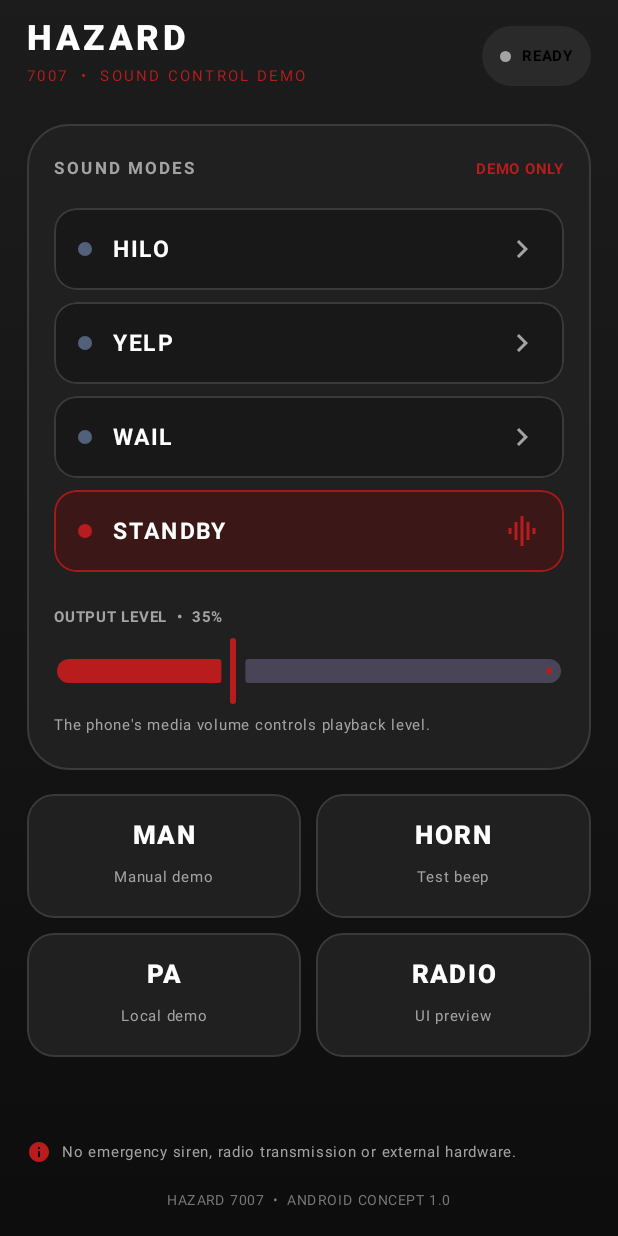
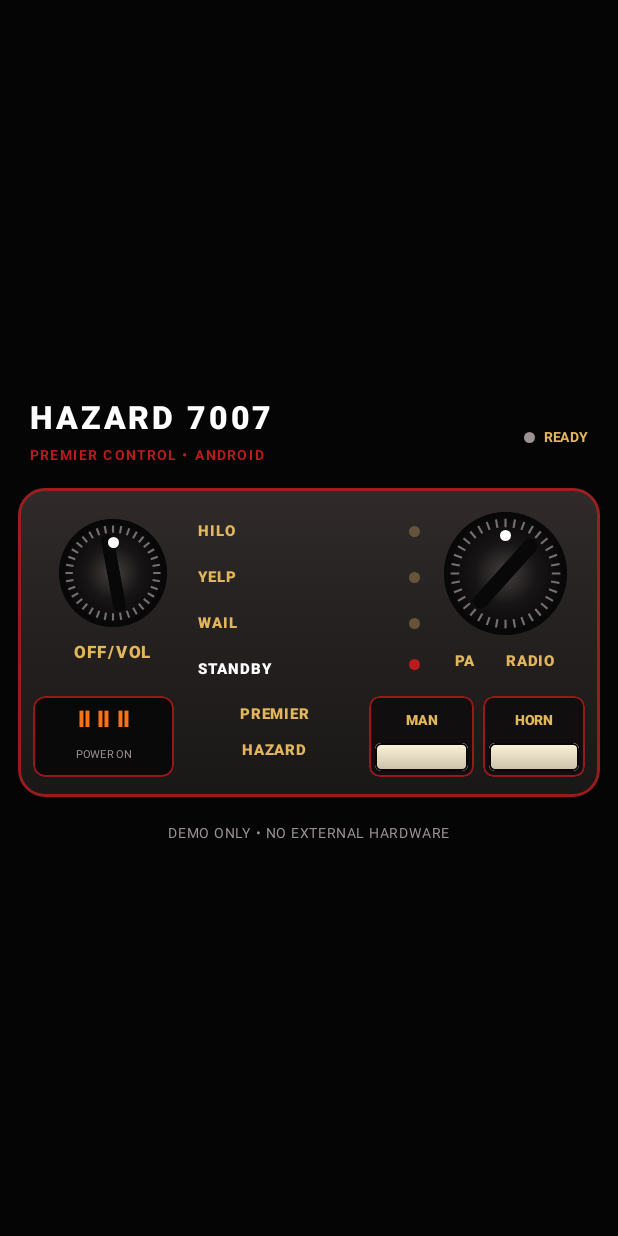
Before and after one commit to azelow09876543219-alt/sgu, an Android app built with Jetpack Compose: the screen it shows after launch (MainActivity), on a phone screen of 412 x 824 dp. Run offline under Robolectric (Android 15) with nearby library versions, the phone set to English and light mode, and no system bars.

Commit message:
Redesign Hazard 7007 interface as compact hardware control panel

```diff
--- a/app/src/main/java/com/example/hazard7007/MainActivity.kt
+++ b/app/src/main/java/com/example/hazard7007/MainActivity.kt
@@ -5,36 +5,41 @@ import android.media.ToneGenerator
 import android.os.Bundle
 import androidx.activity.ComponentActivity
 import androidx.activity.compose.setContent
+import androidx.compose.foundation.Canvas
 import androidx.compose.foundation.background
 import androidx.compose.foundation.border
 import androidx.compose.foundation.clickable
 import androidx.compose.foundation.layout.*
+import androidx.compose.foundation.shape.CircleShape
 import androidx.compose.foundation.shape.RoundedCornerShape
-import androidx.compose.material.icons.Icons
-import androidx.compose.material.icons.filled.*
 import androidx.compose.material3.*
 import androidx.compose.runtime.*
 import androidx.compose.ui.Alignment
 import androidx.compose.ui.Modifier
 import androidx.compose.ui.draw.clip
+import androidx.compose.ui.draw.rotate
 import androidx.compose.ui.graphics.Brush
 import androidx.compose.ui.graphics.Color
+import androidx.compose.ui.graphics.StrokeCap
 import androidx.compose.ui.text.font.FontWeight
 import androidx.compose.ui.unit.dp
 import androidx.compose.ui.unit.sp
-import kotlinx.coroutines.delay
 
-private val Bg = Color(0xFF151515)
-private val Panel = Color(0xFF202020)
-private val Cyan = Color(0xFFB91C1C)
-private val Muted = Color(0xFFA3A3A3)
+private val Bg = Color(0xFF050505)
+private val Panel = Color(0xFF242020)
+private val PanelInner = Color(0xFF171515)
+private val Red = Color(0xFFB91C1C)
+private val Orange = Color(0xFFF97316)
+private val GoldText = Color(0xFFE2B65C)
+private val Muted = Color(0xFF9B9292)
 
 class MainActivity : ComponentActivity() {
     private var tone: ToneGenerator? = null
     override fun onCreate(savedInstanceState: Bundle?) {
         super.onCreate(savedInstanceState)
         tone = ToneGenerator(AudioManager.STREAM_MUSIC, 35)
-        setContent { HazardApp(
+        setContent {
+            HazardApp(
                 onDemoTone = { mode ->
                     val t = tone ?: return@HazardApp
                     when (mode) {
@@ -42,129 +47,262 @@ class MainActivity : ComponentActivity() {
                         "YELP" -> t.startTone(ToneGenerator.TONE_PROP_ACK, 160)
                         "WAIL" -> t.startTone(ToneGenerator.TONE_PROP_BEEP, 220)
                         "HORN" -> t.startTone(ToneGenerator.TONE_PROP_BEEP2, 250)
+                        "PA" -> t.startTone(ToneGenerator.TONE_PROP_BEEP, 100)
                         else -> t.startTone(ToneGenerator.TONE_PROP_BEEP, 100)
                     }
                 },
                 onStop = { tone?.stopTone() }
-        ) }
+            )
         }
-    override fun onDestroy() { tone?.release(); tone = null; super.onDestroy() }
+    }
+    override fun onDestroy() {
+        tone?.release()
+        tone = null
+        super.onDestroy()
+    }
 }
 
 @Composable
 fun HazardApp(onDemoTone: (String) -> Unit, onStop: () -> Unit) {
+    val modes = listOf("HILO", "YELP", "WAIL", "STANDBY")
     var selected by remember { mutableStateOf("STANDBY") }
     var volume by remember { mutableFloatStateOf(35f) }
+    var power by remember { mutableStateOf(true) }
     var manual by remember { mutableStateOf(false) }
     var radio by remember { mutableStateOf(false) }
-    var running by remember { mutableStateOf(false) }
+    var pa by remember { mutableStateOf(false) }
+    val running = power && selected != "STANDBY"
 
     MaterialTheme(colorScheme = darkColorScheme(
-        background = Bg, surface = Panel, primary = Cyan, onBackground = Color.White,
-        onSurface = Color.White
+        background = Bg, surface = Panel, primary = Red,
+        onBackground = Color.White, onSurface = Color.White
     )) {
-        Box(Modifier.fillMaxSize().background(
-            Brush.verticalGradient(listOf(Color(0xFF1C1C1C), Bg, Color(0xFF0D0D0D)))
-        )) {
+        Box(
+            Modifier.fillMaxSize().background(Bg).padding(horizontal = 12.dp),
+            contentAlignment = Alignment.Center
+        ) {
             Column(
-                Modifier.fillMaxSize().statusBarsPadding().navigationBarsPadding()
-                    .padding(horizontal = 18.dp, vertical = 12.dp),
+                Modifier.fillMaxWidth(),
                 horizontalAlignment = Alignment.CenterHorizontally
             ) {
-                Row(Modifier.fillMaxWidth(), verticalAlignment = Alignment.CenterVertically) {
+                Row(
+                    Modifier.fillMaxWidth().padding(horizontal = 8.dp, vertical = 10.dp),
+                    verticalAlignment = Alignment.CenterVertically
+                ) {
                     Column(Modifier.weight(1f)) {
-                        Text("HAZARD", color = Color.White, fontSize = 23.sp, fontWeight = FontWeight.Black, letterSpacing = 3.sp)
-                        Text("7007  •  SOUND CONTROL DEMO", color = Cyan, fontSize = 10.sp, letterSpacing = 1.5.sp)
+                        Text("HAZARD 7007", color = Color.White, fontSize = 21.sp,
+                            fontWeight = FontWeight.Black, letterSpacing = 2.5.sp)
+                        Text("PREMIER CONTROL • ANDROID", color = Red,
+                            fontSize = 9.sp, letterSpacing = 1.5.sp, fontWeight = FontWeight.Bold)
                     }
-                    Surface(color = Color(0xFF2A2A2A), shape = RoundedCornerShape(50)) {
-                        Row(Modifier.padding(horizontal = 12.dp, vertical = 8.dp), verticalAlignment = Alignment.CenterVertically) {
-                            Box(Modifier.size(7.dp).clip(RoundedCornerShape(50)).background(if (running) Color(0xFFF97316) else Muted))
-                            Spacer(Modifier.width(7.dp))
-                            Text(if (running) "ACTIVE" else "READY", fontSize = 10.sp, fontWeight = FontWeight.Bold)
+                    Row(verticalAlignment = Alignment.CenterVertically) {
+                        Box(Modifier.size(7.dp).clip(CircleShape)
+                            .background(if (running) Orange else Muted))
+                        Spacer(Modifier.width(6.dp))
+                        Text(if (!power) "OFF" else if (running) "ACTIVE" else "READY",
+                            color = GoldText, fontSize = 9.sp, fontWeight = FontWeight.Bold)
+                    }
+                }
+
+                Column(
+                    Modifier.fillMaxWidth()
+                        .clip(RoundedCornerShape(18.dp))
+                        .background(Brush.verticalGradient(listOf(Color(0xFF302A2A), Panel, Color(0xFF1A1717))))
+                        .border(2.dp, Red.copy(alpha = .8f), RoundedCornerShape(18.dp))
+                        .padding(horizontal = 10.dp, vertical = 13.dp)
+                ) {
+                    Row(
+                        Modifier.fillMaxWidth().height(116.dp),
+                        verticalAlignment = Alignment.CenterVertically
+                    ) {
+                        Column(
+                            Modifier.weight(1f),
+                            horizontalAlignment = Alignment.CenterHorizontally
+                        ) {
+                            RotaryDial(
+                                rotation = -35f + (volume / 100f * 70f),
+                                modifier = Modifier.size(72.dp),
+                                onClick = { volume = if (volume >= 90f) 10f else volume + 10f }
+                            )
+                            Spacer(Modifier.height(5.dp))
+                            Text("OFF/VOL", color = GoldText, fontSize = 11.sp,
+                                fontWeight = FontWeight.Black, letterSpacing = 1.2.sp)
+                        }
+
+                        Column(
+                            Modifier.weight(1.45f),
+                            horizontalAlignment = Alignment.CenterHorizontally,
+                            verticalArrangement = Arrangement.Center
+                        ) {
+                            modes.forEach { mode ->
+                                Row(
+                                    Modifier.fillMaxWidth().clip(RoundedCornerShape(6.dp))
+                                        .clickable {
+                                            if (power) {
+                                                selected = mode
+                                                manual = false
+                                                if (mode == "STANDBY") onStop() else onDemoTone(mode)
+                                            }
+                                        }.padding(vertical = 3.dp, horizontal = 3.dp),
+                                    verticalAlignment = Alignment.CenterVertically
+                                ) {
+                                    Text(mode, modifier = Modifier.weight(1f),
+                                        color = if (selected == mode && power) Color.White else GoldText,
+                                        fontSize = 10.sp, fontWeight = FontWeight.Black,
+                                        letterSpacing = .7.sp)
+                                    Box(Modifier.size(7.dp).clip(CircleShape)
+                                        .background(if (selected == mode && power) Red else Color(0xFF66543A)))
                                 }
                             }
                         }
-                Spacer(Modifier.height(20.dp))
-                Card(
-                    colors = CardDefaults.cardColors(containerColor = Panel),
-                    shape = RoundedCornerShape(28.dp),
-                    modifier = Modifier.fillMaxWidth().border(1.dp, Color(0xFF3A3A3A), RoundedCornerShape(28.dp))
+
+                        Column(
+                            Modifier.weight(1f),
+                            horizontalAlignment = Alignment.CenterHorizontally
                         ) {
-                    Column(Modifier.padding(18.dp)) {
-                        Row(Modifier.fillMaxWidth(), horizontalArrangement = Arrangement.SpaceBetween) {
-                            Text("SOUND MODES", color = Muted, fontSize = 11.sp, fontWeight = FontWeight.Bold, letterSpacing = 2.sp)
-                            Text("DEMO ONLY", color = Cyan, fontSize = 10.sp, fontWeight = FontWeight.Bold)
-                        }
-                        Spacer(Modifier.height(14.dp))
-                        listOf("HILO", "YELP", "WAIL", "STANDBY").forEach { mode ->
-                            ModeRow(mode, selected == mode) {
-                                selected = mode
-                                running = mode != "STANDBY"
-                                if (running) onDemoTone(mode) else onStop()
-                            }
-                            Spacer(Modifier.height(8.dp))
-                        }
-                        Spacer(Modifier.height(10.dp))
-                        Text("OUTPUT LEVEL  •  ${volume.toInt()}%", color = Muted, fontSize = 10.sp, fontWeight = FontWeight.Bold)
-                        Slider(value = volume, onValueChange = { volume = it }, valueRange = 0f..100f)
-                        Text("The phone's media volume controls actual playback level.", color = Muted, fontSize = 10.sp)
+                            RotaryDial(
+                                rotation = modes.indexOf(selected).coerceAtLeast(0) * 28f - 42f,
+                                modifier = Modifier.size(82.dp),
+                                onClick = {
+                                    if (power) {
+                                        val next = modes[(modes.indexOf(selected) + 1) % modes.size]
+                                        selected = next
+                                        manual = false
+                                        if (next == "STANDBY") onStop() else onDemoTone(next)
                                     }
                                 }
-                Spacer(Modifier.height(16.dp))
-                Row(Modifier.fillMaxWidth(), horizontalArrangement = Arrangement.spacedBy(10.dp)) {
-                    ActionTile("MAN", "Manual demo", manual, Modifier.weight(1f)) {
+                            )
+                            Spacer(Modifier.height(5.dp))
+                            Row(Modifier.fillMaxWidth(), horizontalArrangement = Arrangement.SpaceEvenly) {
+                                Text("PA", color = if (pa) Orange else GoldText,
+                                    fontSize = 10.sp, fontWeight = FontWeight.Black,
+                                    modifier = Modifier.clickable { pa = !pa; if (pa && power) onDemoTone("PA") })
+                                Text("RADIO", color = if (radio) Orange else GoldText,
+                                    fontSize = 10.sp, fontWeight = FontWeight.Black,
+                                    modifier = Modifier.clickable { radio = !radio })
+                            }
+                        }
+                    }
+
+                    Spacer(Modifier.height(9.dp))
+                    Row(
+                        Modifier.fillMaxWidth().height(54.dp),
+                        verticalAlignment = Alignment.CenterVertically
+                    ) {
+                        Box(
+                            Modifier.weight(1f).fillMaxHeight().padding(end = 8.dp)
+                                .clip(RoundedCornerShape(8.dp))
+                                .background(Color(0xFF0A0909))
+                                .border(1.dp, Red.copy(alpha = .8f), RoundedCornerShape(8.dp))
+                                .clickable {
+                                    power = !power
+                                    if (!power) {
+                                        selected = "STANDBY"; manual = false
+                                        onStop()
+                                    }
+                                },
+                            contentAlignment = Alignment.Center
+                        ) {
+                            Column(horizontalAlignment = Alignment.CenterHorizontally) {
+                                Text(if (power) "Ⅱ Ⅱ Ⅱ" else "○", color = if (power) Orange else Muted,
+                                    fontSize = 15.sp, fontWeight = FontWeight.Black)
+                                Text(if (power) "POWER ON" else "POWER OFF", color = Muted, fontSize = 7.sp)
+                            }
+                        }
+
+                        Column(
+                            Modifier.weight(1.15f),
+                            horizontalAlignment = Alignment.CenterHorizontally,
+                            verticalArrangement = Arrangement.Center
+                        ) {
+                            Text("PREMIER", color = GoldText, fontSize = 10.sp, fontWeight = FontWeight.Black)
+                            Text("HAZARD", color = GoldText, fontSize = 10.sp, fontWeight = FontWeight.Black)
+                            Text("7007", color = GoldText, fontSize = 13.sp, fontWeight = FontWeight.Black,
+                                letterSpacing = 2.sp)
+                        }
+
+                        PhysicalButton(
+                            "MAN", manual, Modifier.weight(.72f).fillMaxHeight().padding(start = 4.dp)
+                        ) {
+                            if (power) {
                                 manual = !manual
-                        if (manual) { selected = "MAN"; running = true; onDemoTone("MAN") }
-                        else { selected = "STANDBY"; running = false; onStop() }
+                                if (manual) { selected = "MAN"; onDemoTone("MAN") }
+                                else { selected = "STANDBY"; onStop() }
                             }
-                    ActionTile("HORN", "Test beep", false, Modifier.weight(1f)) { onDemoTone("HORN") }
                         }
-                Spacer(Modifier.height(10.dp))
-                Row(Modifier.fillMaxWidth(), horizontalArrangement = Arrangement.spacedBy(10.dp)) {
-                    ActionTile("PA", "Local demo", false, Modifier.weight(1f)) { onDemoTone("PA") }
-                    ActionTile("RADIO", "UI preview", radio, Modifier.weight(1f)) { radio = !radio }
+                        PhysicalButton(
+                            "HORN", false, Modifier.weight(.72f).fillMaxHeight().padding(start = 6.dp)
+                        ) { if (power) onDemoTone("HORN") }
                     }
-                Spacer(Modifier.weight(1f))
-                Row(Modifier.fillMaxWidth(), verticalAlignment = Alignment.CenterVertically) {
-                    Icon(Icons.Default.Info, contentDescription = null, tint = Cyan, modifier = Modifier.size(16.dp))
-                    Spacer(Modifier.width(7.dp))
-                    Text("No emergency siren, radio transmission or external hardware.", color = Muted, fontSize = 10.sp)
                 }
-                Spacer(Modifier.height(8.dp))
-                Text("HAZARD 7007  •  ANDROID CONCEPT 1.0", color = Color(0xFF777777), fontSize = 9.sp, letterSpacing = 1.sp)
+
+                Spacer(Modifier.height(12.dp))
+                Text("DEMO ONLY • NO EXTERNAL HARDWARE", color = Muted,
+                    fontSize = 9.sp, letterSpacing = 1.sp)
             }
         }
     }
 }
 
 @Composable
-fun ModeRow(label: String, active: Boolean, onClick: () -> Unit) {
-    Row(
-        Modifier.fillMaxWidth().clip(RoundedCornerShape(15.dp))
-            .background(if (active) Color(0xFF3B1717) else Color(0xFF181818))
-            .border(1.dp, if (active) Cyan.copy(alpha = .8f) else Color(0xFF3A3A3A), RoundedCornerShape(15.dp))
-            .clickable { onClick() }.padding(horizontal = 16.dp, vertical = 15.dp),
-        verticalAlignment = Alignment.CenterVertically
+fun RotaryDial(rotation: Float, modifier: Modifier = Modifier, onClick: () -> Unit) {
+    Box(
+        modifier.clip(CircleShape)
+            .background(Brush.radialGradient(listOf(Color(0xFF454040), Color(0xFF171515), Color(0xFF080707))))
+            .border(3.dp, Color(0xFF090808), CircleShape)
+            .clickable { onClick() },
+        contentAlignment = Alignment.Center
     ) {
-        Box(Modifier.size(9.dp).clip(RoundedCornerShape(50)).background(if (active) Cyan else Color(0xFF52617B)))
-        Spacer(Modifier.width(14.dp))
-        Text(label, modifier = Modifier.weight(1f), fontSize = 15.sp, fontWeight = FontWeight.Bold, letterSpacing = 1.5.sp)
-        if (active) Icon(Icons.Default.GraphicEq, contentDescription = null, tint = Cyan)
-        else Icon(Icons.Default.ChevronRight, contentDescription = null, tint = Muted)
+        Canvas(Modifier.fillMaxSize().padding(3.dp)) {
+            val r = size.minDimension / 2f
+            for (i in 0 until 36) {
+                val angle = Math.toRadians((i * 10.0) - 90.0)
+                val inner = r * .82f
+                val outer = r * .97f
+                drawLine(
+                    color = Color(0xFF777070),
+                    start = androidx.compose.ui.geometry.Offset(
+                        center.x + kotlin.math.cos(angle).toFloat() * inner,
+                        center.y + kotlin.math.sin(angle).toFloat() * inner
+                    ),
+                    end = androidx.compose.ui.geometry.Offset(
+                        center.x + kotlin.math.cos(angle).toFloat() * outer,
+                        center.y + kotlin.math.sin(angle).toFloat() * outer
+                    ),
+                    strokeWidth = 1.4.dp.toPx()
+                )
+            }
+        }
+        Box(
+            Modifier.fillMaxWidth(.12f).fillMaxHeight(.72f)
+                .rotate(rotation)
+                .clip(RoundedCornerShape(50))
+                .background(Color(0xFF090808))
+        )
+        Box(
+            Modifier.align(Alignment.TopCenter).padding(top = 12.dp)
+                .size(7.dp).clip(CircleShape).background(Color.White)
+        )
     }
 }
 
 @Composable
-fun ActionTile(title: String, subtitle: String, active: Boolean, modifier: Modifier = Modifier, onClick: () -> Unit) {
+fun PhysicalButton(label: String, active: Boolean, modifier: Modifier = Modifier, onClick: () -> Unit) {
     Column(
-        modifier.clip(RoundedCornerShape(18.dp))
-            .background(if (active) Color(0xFF3B1717) else Panel)
-            .border(1.dp, if (active) Cyan else Color(0xFF3A3A3A), RoundedCornerShape(18.dp))
-            .clickable { onClick() }.padding(15.dp),
-        horizontalAlignment = Alignment.CenterHorizontally
+        modifier.clip(RoundedCornerShape(7.dp))
+            .background(Color(0xFF100E0E))
+            .border(1.dp, if (active) Orange else Red.copy(alpha = .8f), RoundedCornerShape(7.dp))
+            .clickable { onClick() }.padding(4.dp),
+        horizontalAlignment = Alignment.CenterHorizontally,
+        verticalArrangement = Arrangement.Center
     ) {
-        Text(title, color = if (active) Cyan else Color.White, fontWeight = FontWeight.Black, fontSize = 17.sp, letterSpacing = 1.5.sp)
-        Spacer(Modifier.height(4.dp))
-        Text(subtitle, color = Muted, fontSize = 10.sp)
+        Text(label, color = GoldText, fontSize = 9.sp, fontWeight = FontWeight.Black)
+        Spacer(Modifier.height(3.dp))
+        Box(
+            Modifier.fillMaxWidth().weight(1f).clip(RoundedCornerShape(4.dp))
+                .background(if (active) Brush.verticalGradient(listOf(Orange, Red))
+                    else Brush.verticalGradient(listOf(Color(0xFFFFF5D9), Color(0xFFC9BFA9))))
+                .border(1.dp, Color(0xFF090808), RoundedCornerShape(4.dp))
+        )
     }
 }
```
Lines whose indentation alone changed are shown as unchanged.
